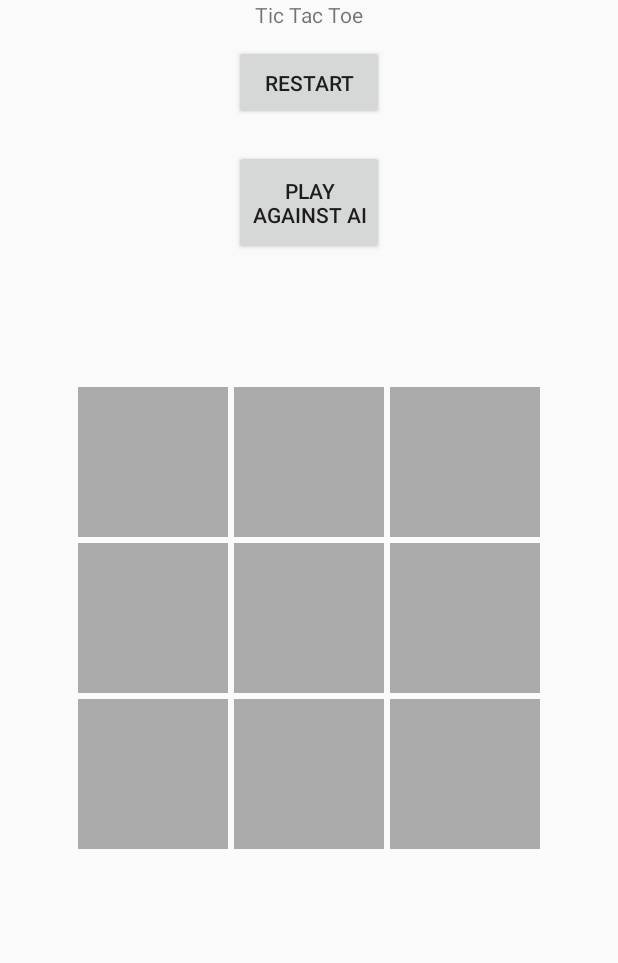
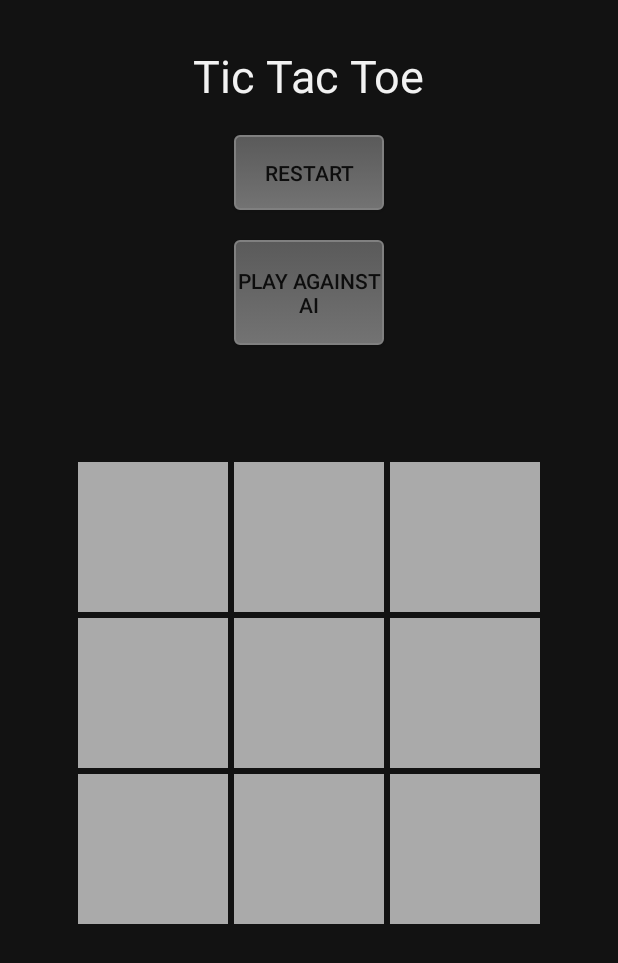
Before and after one commit to anthonygiang/tictactoe, an Android app: the layout activity_main.xml on its own in the app's theme, with its tools: preview values and no code run, on a phone screen of 412 x 824 dp. Shown: the top 963 px of the screen. Run offline under Robolectric (Android 15) with nearby library versions, the phone set to English and light mode, and no system bars.

Commit message:
UI improvements. Improved images for cross and circle, dark theme.

```diff
--- a/app/src/main/java/com/ag/tictactoe/MainActivity.java
+++ b/app/src/main/java/com/ag/tictactoe/MainActivity.java
@@ -1,6 +1,8 @@
 package com.ag.tictactoe;
 
 import android.os.Bundle;
+import android.view.Window;
+import android.view.WindowManager;
 
 import androidx.appcompat.app.AppCompatActivity;
 
@@ -15,6 +17,9 @@ public class MainActivity extends AppCompatActivity {
     @Override
     protected void onCreate(Bundle savedInstanceState) {
         super.onCreate(savedInstanceState);
+        requestWindowFeature(Window.FEATURE_NO_TITLE);
+        getWindow().setFlags(WindowManager.LayoutParams.FLAG_FULLSCREEN,
+                WindowManager.LayoutParams.FLAG_FULLSCREEN);
         setContentView(R.layout.activity_main);
 
         GameView gameView = new GameView(this);
--- /dev/null
+++ b/app/src/main/res/drawable/rounded_button.xml
@@ -0,0 +1,24 @@
+<?xml version="1.0" encoding="utf-8"?>
+<selector xmlns:android="http://schemas.android.com/apk/res/android" >
+    <item android:state_pressed="true" >
+        <shape android:shape="rectangle"  >
+            <corners android:radius="3dip" />
+            <stroke android:width="1dip" android:color="#808080" />
+            <gradient android:angle="-90" android:color="@color/colorPrimaryDark" />
+        </shape>
+    </item>
+    <item android:state_focused="true">
+        <shape android:shape="rectangle"  >
+            <corners android:radius="3dip" />
+            <stroke android:width="1dip" android:color="#808080" />
+            <solid android:color="@color/colorPrimaryDark"/>
+        </shape>
+    </item>
+    <item >
+        <shape android:shape="rectangle"  >
+            <corners android:radius="3dip" />
+            <stroke android:width="1dip" android:color="#808080" />
+            <gradient android:angle="-90" android:startColor="#5a5a5a" android:endColor="#737373" />
+        </shape>
+    </item>
+</selector>
--- a/app/src/main/res/layout/activity_main.xml
+++ b/app/src/main/res/layout/activity_main.xml
@@ -2,6 +2,7 @@
 <androidx.constraintlayout.widget.ConstraintLayout xmlns:android="http://schemas.android.com/apk/res/android"
     xmlns:app="http://schemas.android.com/apk/res-auto"
     xmlns:tools="http://schemas.android.com/tools"
+    android:background="@color/colorPrimaryDark"
     android:layout_width="match_parent"
     android:layout_height="match_parent"
     tools:context=".MainActivity">
@@ -10,6 +11,9 @@
         android:layout_width="wrap_content"
         android:layout_height="wrap_content"
         android:text="Tic Tac Toe"
+        android:textSize="30sp"
+        android:textColor="@color/colorPrimaryText"
+        android:layout_margin="30dp"
         app:layout_constraintLeft_toLeftOf="parent"
         app:layout_constraintRight_toRightOf="parent"
         app:layout_constraintTop_toTopOf="parent" />
@@ -18,10 +22,11 @@
         android:layout_width="100dp"
         android:layout_height="50dp"
         android:gravity="center"
+        android:background="@drawable/rounded_button"
         android:layout_gravity="fill_horizontal"
         android:id="@+id/restart"
         android:text="Restart"
-        android:layout_marginTop="30dp"
+        android:layout_marginTop="90dp"
         app:layout_constraintLeft_toLeftOf="parent"
         app:layout_constraintRight_toRightOf="parent"
         app:layout_constraintTop_toTopOf="parent" />
@@ -30,10 +35,11 @@
         android:layout_width="100dp"
         android:layout_height="70dp"
         android:gravity="center"
+        android:background="@drawable/rounded_button"
         android:layout_gravity="fill_horizontal"
         android:id="@+id/ai"
         android:text="Play against AI"
-        android:layout_marginTop="100dp"
+        android:layout_marginTop="160dp"
         app:layout_constraintLeft_toLeftOf="parent"
         app:layout_constraintRight_toRightOf="parent"
         app:layout_constraintTop_toTopOf="parent" />
@@ -43,6 +49,7 @@
         android:layout_height="312dp"
         android:columnCount="3"
         android:id="@+id/tiles"
+        android:layout_marginTop="100dp"
         app:layout_constraintBottom_toBottomOf="parent"
         app:layout_constraintLeft_toLeftOf="parent"
         app:layout_constraintRight_toRightOf="parent"
--- a/app/src/main/res/values/colors.xml
+++ b/app/src/main/res/values/colors.xml
@@ -1,6 +1,7 @@
 <?xml version="1.0" encoding="utf-8"?>
 <resources>
     <color name="colorPrimary">#6200EE</color>
-    <color name="colorPrimaryDark">#3700B3</color>
+    <color name="colorPrimaryDark">#121212</color>
     <color name="colorAccent">#03DAC5</color>
+    <color name="colorPrimaryText">#f2f2f2</color>
 </resources>
--- a/app/src/main/res/values/styles.xml
+++ b/app/src/main/res/values/styles.xml
@@ -1,7 +1,7 @@
 <resources>
 
     <!-- Base application theme. -->
-    <style name="AppTheme" parent="Theme.AppCompat.Light.DarkActionBar">
+    <style name="AppTheme" parent="Theme.AppCompat.Light.NoActionBar">
         <!-- Customize your theme here. -->
         <item name="colorPrimary">@color/colorPrimary</item>
         <item name="colorPrimaryDark">@color/colorPrimaryDark</item>
```
Also changed, not shown: app/src/main/res/drawable/circle.png, app/src/main/res/drawable/cross.png.
